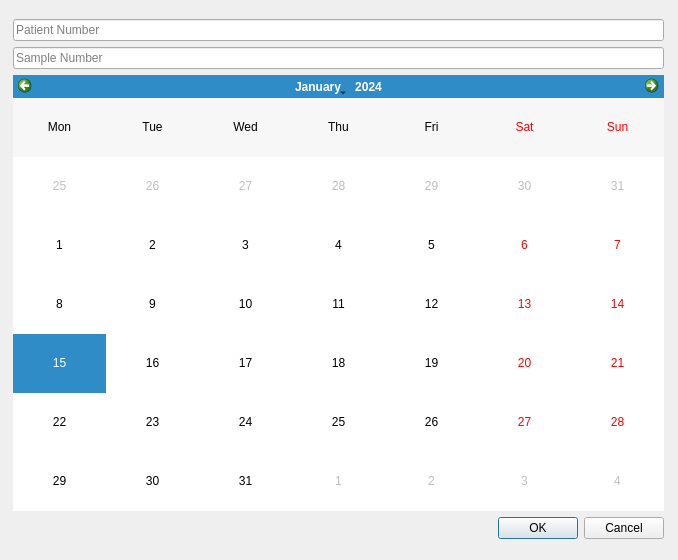
This is RawUI/addSample.ui in landowark/PreciseDB as Qt 5 draws it before an edit. The edited form follows.
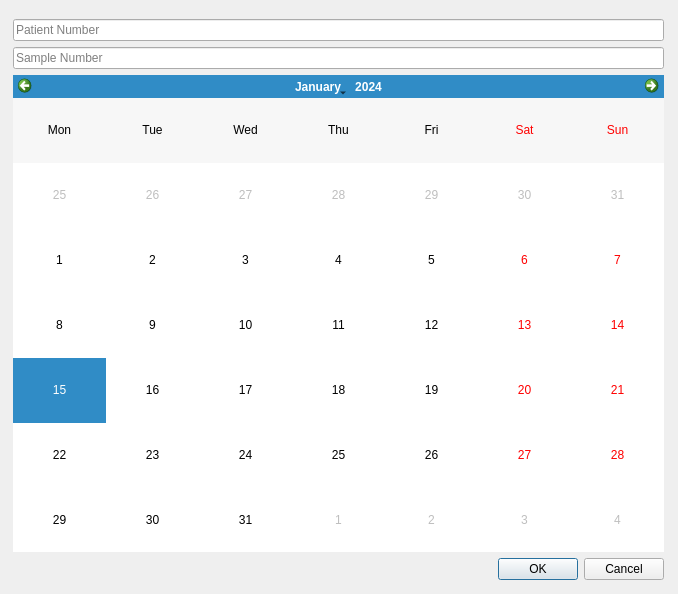
This is the edited form. Icons and pictures are not drawn.

Commit message: Connected new dialog to sample_adder

The edit to the form file:
```diff
--- a/RawUI/addSample.ui
+++ b/RawUI/addSample.ui
@@ -7,7 +7,7 @@
     <x>0</x>
     <y>0</y>
     <width>678</width>
-    <height>560</height>
+    <height>594</height>
    </rect>
   </property>
   <property name="windowTitle">
@@ -23,7 +23,7 @@
      <x>13</x>
      <y>19</y>
      <width>651</width>
-     <height>520</height>
+     <height>561</height>
     </rect>
    </property>
    <layout class="QGridLayout" name="gridLayout">
```
The commit also changes 3 other files.
